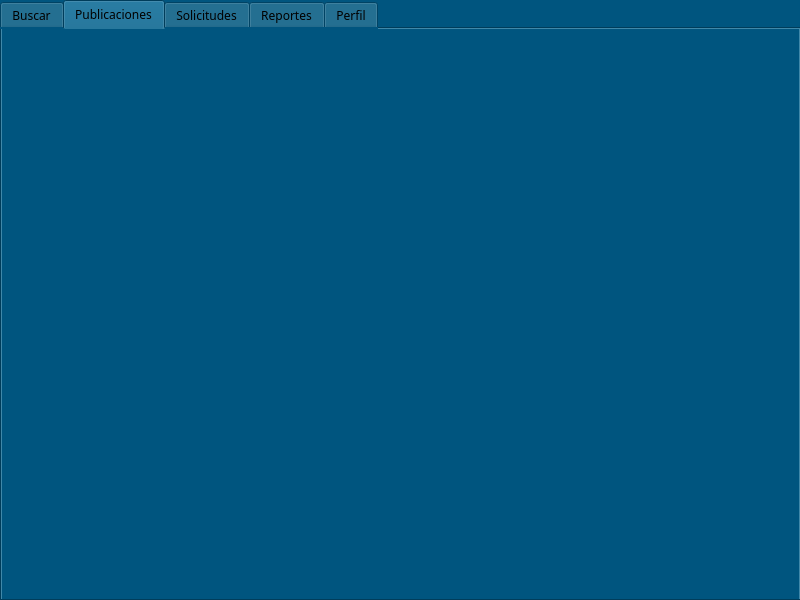
The window that Fase 2/GUI/mainwindow.ui (TeFxiu/-EDD-Proyecto_202206963) describes before a commit, drawn with Qt 5.
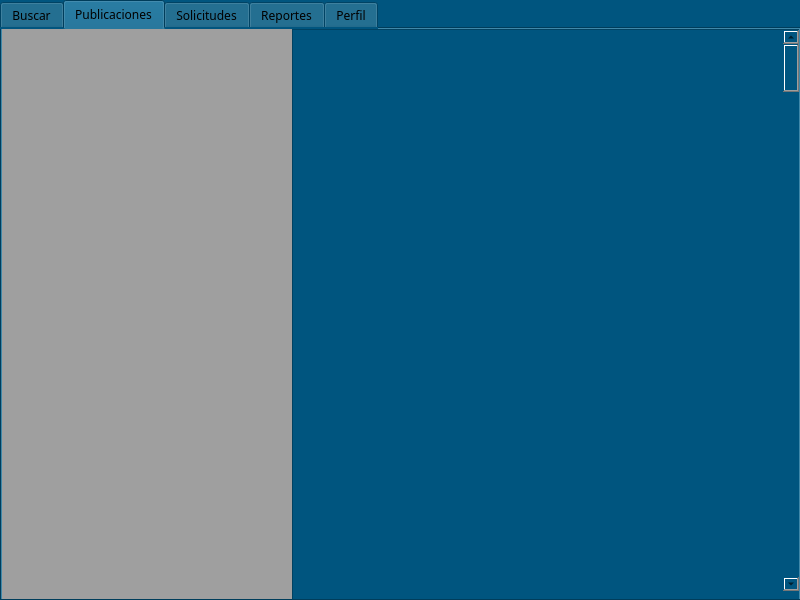
The same window after the commit. The open tabs and pages were chosen to show the change. Icons and pictures are not drawn.

```diff
--- a/Fase 2/GUI/mainwindow.ui
+++ b/Fase 2/GUI/mainwindow.ui
@@ -474,7 +474,10 @@
        <string notr="true">color: rgb(0, 0, 0);</string>
       </property>
       <property name="currentIndex">
-       <number>4</number>
+       <number>1</number>
+      </property>
+      <property name="tabBarAutoHide">
+       <bool>true</bool>
       </property>
       <widget class="QWidget" name="buscarMU">
        <attribute name="icon">
@@ -715,6 +718,52 @@
        <attribute name="title">
         <string>Publicaciones</string>
        </attribute>
+       <widget class="QMdiArea" name="mdiArea">
+        <property name="geometry">
+         <rect>
+          <x>0</x>
+          <y>0</y>
+          <width>291</width>
+          <height>571</height>
+         </rect>
+        </property>
+       </widget>
+       <widget class="QScrollArea" name="scrollArea">
+        <property name="geometry">
+         <rect>
+          <x>290</x>
+          <y>0</y>
+          <width>511</width>
+          <height>571</height>
+         </rect>
+        </property>
+        <property name="widgetResizable">
+         <bool>true</bool>
+        </property>
+        <widget class="QWidget" name="scrollAreaWidgetContents">
+         <property name="geometry">
+          <rect>
+           <x>0</x>
+           <y>0</y>
+           <width>509</width>
+           <height>569</height>
+          </rect>
+         </property>
+         <widget class="QScrollBar" name="verticalScrollBar">
+          <property name="geometry">
+           <rect>
+            <x>490</x>
+            <y>0</y>
+            <width>16</width>
+            <height>561</height>
+           </rect>
+          </property>
+          <property name="orientation">
+           <enum>Qt::Orientation::Vertical</enum>
+          </property>
+         </widget>
+        </widget>
+       </widget>
       </widget>
       <widget class="QWidget" name="solicitudesMU">
        <attribute name="icon">
```
